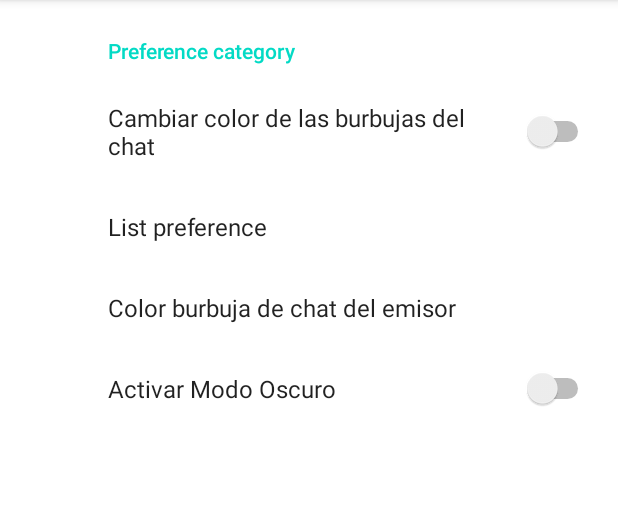
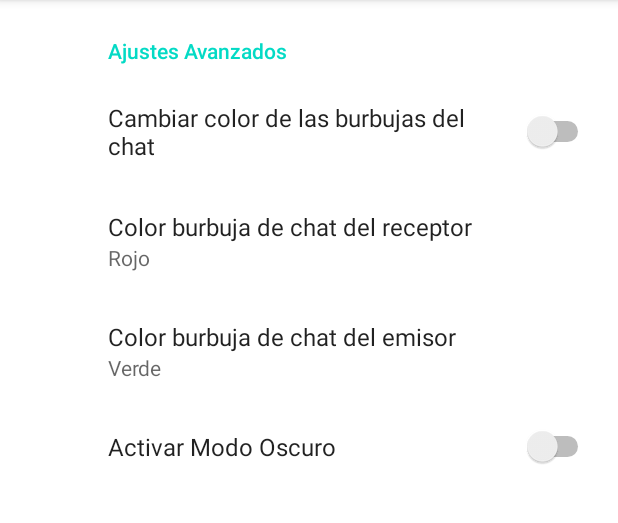
Before and after one commit to RNavarroSanchez/Proyecto-Final-Foro, an Android app: the fragment SettingsPreferences shown on its own in the app's theme, on a phone screen of 412 x 824 dp, the part 84-607 px from its top. Run offline under Robolectric (Android 15) with nearby library versions, the phone set to English and light mode, and no system bars; our stand-ins replace androidx.preference.

Commit message:
poniendo colores

```diff
--- a/app/build.gradle
+++ b/app/build.gradle
@@ -43,4 +43,7 @@ dependencies {
     implementation 'com.google.firebase:firebase-auth'
     implementation 'com.google.firebase:firebase-firestore'
     implementation 'androidx.preference:preference:1.1.1'
+    implementation 'com.squareup.retrofit2:retrofit:2.9.0'
+    implementation 'com.squareup.retrofit2:converter-gson:2.9.0'
+    implementation 'com.squareup.okhttp3:logging-interceptor:4.7.2'
 }
--- a/app/src/main/AndroidManifest.xml
+++ b/app/src/main/AndroidManifest.xml
@@ -18,6 +18,8 @@
         </activity>
         <activity android:name=".MainActivity"/>
         <activity android:name=".MessageActivity"/>
+        <activity android:name=".settings.PreferencesActivity"/>
+        <activity android:name=".SettingsActivity"/>
     </application>
 
 
--- a/app/src/main/java/com/rnavarro/forofinal/MessageActivity.java
+++ b/app/src/main/java/com/rnavarro/forofinal/MessageActivity.java
@@ -73,7 +73,7 @@ public class MessageActivity extends AppCompatActivity {
 
         db = FirebaseFirestore.getInstance();
         userCollectionMessages = db.collection("Foros").document(nombreforo).collection("messages");
-        userCollectionMessages.addSnapshotListener(new EventListener<QuerySnapshot>() {
+        userCollectionMessages.orderBy("date").addSnapshotListener(new EventListener<QuerySnapshot>() {
             @Override
             public void onEvent(QuerySnapshot value, @Nullable FirebaseFirestoreException error) {
                 messages= new ArrayList<>();
@@ -83,6 +83,7 @@ public class MessageActivity extends AppCompatActivity {
                     messages.add(message);
                 }
                 adapter.updateListMessage(messages);
+                etmensaje.setText("");
             }
         });
 
--- a/app/src/main/java/com/rnavarro/forofinal/settings/SettingsActivity.java
+++ b/app/src/main/java/com/rnavarro/forofinal/settings/PreferencesActivity.java
@@ -7,7 +7,7 @@ import androidx.appcompat.app.AppCompatActivity;
 
 import com.rnavarro.forofinal.R;
 
-public class SettingsActivity extends AppCompatActivity {
+public class PreferencesActivity extends AppCompatActivity {
     @Override
     protected void onCreate(Bundle savedInstanceState) {
         super.onCreate(savedInstanceState);
--- a/app/src/main/java/com/rnavarro/forofinal/settings/SettingsPreferences.java
+++ b/app/src/main/java/com/rnavarro/forofinal/settings/SettingsPreferences.java
@@ -1,5 +1,6 @@
 package com.rnavarro.forofinal.settings;
 
+import android.content.SharedPreferences;
 import android.os.Bundle;
 import android.view.MenuItem;
 
@@ -16,4 +17,5 @@ public class SettingsPreferences extends PreferenceFragmentCompat {
     public void onCreatePreferences(Bundle savedInstanceState, String rootKey) {
         setPreferencesFromResource(R.xml.layout_settings,rootKey);
     }
+
 }
--- a/app/src/main/res/xml/layout_settings.xml
+++ b/app/src/main/res/xml/layout_settings.xml
@@ -3,29 +3,35 @@
     xmlns:tools="http://schemas.android.com/tools"
     xmlns:android="http://schemas.android.com/apk/res/android">
 
-    <PreferenceCategory android:title="Preference category">
+    <PreferenceCategory android:title="Ajustes Avanzados">
 
         <SwitchPreference
             android:defaultValue="false"
             android:key="switch_preference_1"
             android:title="Cambiar color de las burbujas del chat"
+            app:defaultValue="false"
             app:disableDependentsState="false" />
         <ListPreference
-            android:defaultValue="1"
             android:entries="@array/listado"
             android:entryValues="@array/Listado_keys"
-            android:key="list_preference_1"
-            android:title="List preference" />
+            android:key="listcolor_receptor"
+            android:title="Color burbuja de chat del receptor"
+            app:defaultValue="rojo"
+            app:dependency="switch_preference_1"
+            app:useSimpleSummaryProvider="true" />
         <ListPreference
-            android:defaultValue="true"
+            android:defaultValue="false"
             android:entries="@array/listado"
             android:entryValues="@array/Listado_keys"
             android:key="listcolor_emisor"
             android:title="Color burbuja de chat del emisor"
-            app:dependency="switch_preference_1" />
+            app:defaultValue="verde"
+            app:dependency="switch_preference_1"
+            app:useSimpleSummaryProvider="true" />
     </PreferenceCategory>
     <SwitchPreference
         android:defaultValue="false"
         android:key="switch_preference_1"
-        android:title="Activar Modo Oscuro" />
+        android:title="Activar Modo Oscuro"
+        app:defaultValue="false" />
 </PreferenceScreen>
```
Also changed, not shown: app/src/main/java/com/rnavarro/forofinal/SettingsActivity.java (+17 -1 lines), app/src/main/java/com/rnavarro/forofinal/adapters/AdapterMessage.java (+23 -0 lines), app/src/main/java/com/rnavarro/forofinal/webservice/MyClient.java (added, +18 -0 lines), app/src/main/res/layout/item_mensaje.xml (+20 -16 lines), 1 other file.
